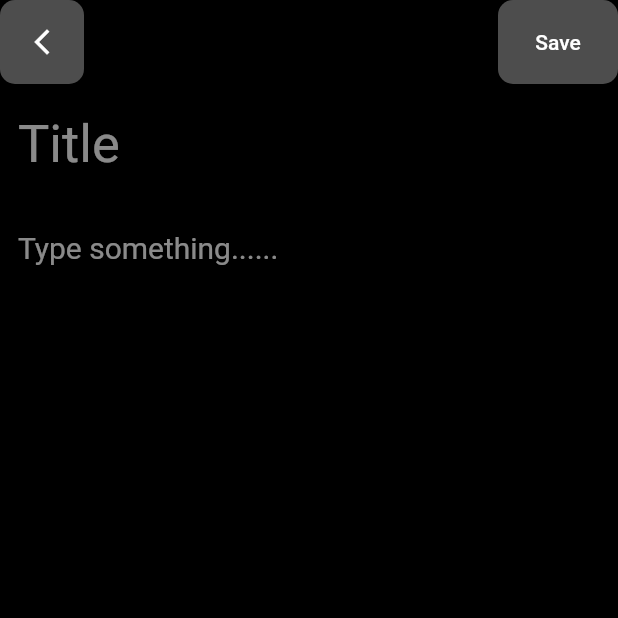
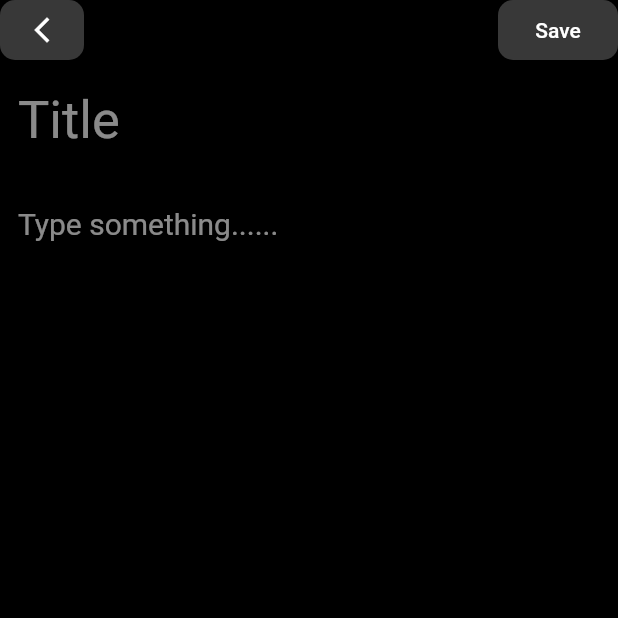
Before and after one commit to AsifNinjaWeavers/To_Do_App-With-Flutter, a Flutter app: the screen it shows after launch, after a tap on the "add" icon, on a phone screen of 412 x 824 dp, the top half of it. Run offline on Flutter 3.47's test engine with Material 2 defaults, Android fonts, the phone set to English and light mode, and no system bars; our stand-ins replace google_fonts, hive, hive_flutter; accounts and stored records are empty.

Commit message:
first commit

```diff
--- a/to_do_app/lib/addnote.dart
+++ b/to_do_app/lib/addnote.dart
@@ -1,30 +1,55 @@
+// ignore_for_file: must_be_immutable, use_build_context_synchronously
+
 import 'package:flutter/material.dart';
+import 'package:hive/hive.dart';
+import 'package:to_do_app/note.dart';
 import 'package:to_do_app/viewnote.dart';
 
-class AddNotes extends StatelessWidget {
+class AddNotes extends StatefulWidget {
+  AddNotes({super.key});
+
+  @override
+  State<AddNotes> createState() => _AddNotesState();
+}
+
+class _AddNotesState extends State<AddNotes> {
   TextEditingController titleController = TextEditingController();
-  AddNotes({super.key});
+
+  TextEditingController noteController = TextEditingController();
+  Box<Note>? box;
+  @override
+  void initState() {
+    // TODO: implement initState
+    box = Hive.box<Note>('box');
+    super.initState();
+  }
 
   @override
   Widget build(BuildContext context) {
     return Scaffold(
       // color: Colors.black,
-      appBar: AppBar(
+      appBar: PreferredSize(
+        preferredSize: Size.fromHeight(40),
+        child: AppBar(
             automaticallyImplyLeading: false,
             backgroundColor: Colors.black,
-          leading: Container(
+            leading: PreferredSize(
+              preferredSize: Size.fromRadius(1),
+              child: Container(
+                width: 20,
                 decoration: BoxDecoration(
                   borderRadius: BorderRadius.circular(10),
-              color: Colors.white30,
+                  color: Color(0xff13b3b3b),
                 ),
                 child: IconButton(
                   onPressed: () {
                     Navigator.pop(context);
                   },
-              icon: Icon(
+                  icon: const Icon(
                     Icons.arrow_back_ios_new,
                   ),
                   iconSize: 20,
+                ),
               ),
             ),
             actions: [
@@ -33,34 +58,53 @@ class AddNotes extends StatelessWidget {
                 height: 30,
                 decoration: BoxDecoration(
                   borderRadius: BorderRadius.circular(10),
-                color: Colors.white30,
+                  color: Color(0xff13b3b3b),
                 ),
                 child: TextButton(
                     onPressed: () {
-                    Navigator.push(
-                      context,
-                      MaterialPageRoute(
-                          builder: (context) => ViewNote(
-                                date: 'March 27,2022',
-                                notes:
-                                    "GridView is a widget in Flutter that displays the items in a 2-D array (two-dimensional rows and columns). As the name suggests, it will be used when we want to show items in a Grid. We can select the desired item from the grid list by tapping on them GridView is a widget in Flutter that displays the items in a 2-D array (two-dimensional rows and columns). As the name suggests, it will be used when we want to show items in a Grid. We can select the desired item from the grid list by tapping on them GridView is a widget in Flutter that displays the items in a 2-D array (two-dimensional rows and columns). As the name suggests, it will be used when we want to show items in a Grid. We can select the desired item from the grid list by tapping on them GridView is a widget in Flutter that displays the items in a 2-D array (two-dimensional rows and columns). As the name suggests, it will be used when we want to show items in a Grid. We can select the desired item from the grid list by tapping on them",
-                                title:
-                                    "Tonight play pubg at 8 PM Tonight play pubg at 8 PM",
-                              )),
-                    );
+                      // Note a = Note(
+                      //   title:
+                      //       "Beautiful weather app UI concepts we wish existed",
+                      //   notetext: "asjasnja",
+                      //   // "GridView is a widget in Flutter that displays the items in a 2-D array (two-dimensional rows and columns). As the name suggests, it will be used when we want to show items in a Grid. We can select the desired item from the grid list by tapping on them GridView is a widget in Flutter that displays the items in a 2-D array (two-dimensional rows and columns). As the name suggests, it will be used when we want to show items in a Grid. We can select the desired item from the grid list by tapping on them GridView is a widget in Flutter that displays the items in a 2-D array (two-dimensional rows and columns). As the name suggests, it will be used when we want to show items in a Grid. We can select the desired item from the grid list by tapping on them GridView is a widget in Flutter that displays the items in a 2-D array (two-dimensional rows and columns). As the name suggests, it will be used when we want to show items in a Grid. We can select the desired item from the grid list by tapping on them",
+                      //   date: DateTime.now(),
+                      // );
+
+                      box?.put(
+                          '1',
+                          Note(
+                              title: 'title',
+                              notetext: 'notetext',
+                              date: DateTime.now(),
+                              id: 'id'));
+                      // print(box.get(1));
+                      Navigator.pop(context);
+                      // Navigator.push(
+                      //   context,
+                      //   MaterialPageRoute(
+                      //     builder: (context) {
+                      //       return ViewNote(
+                      //         note: Note(
+                      //             title: "title",
+                      //             notetext: "notetext",
+                      //             date: DateTime.now(),
+                      //             id: '1'),
+                      //       );
+                      //     },
+                      //   ),
+                      // );
                     },
-                  child: Text(
+                    child: const Text(
                       'Save',
                       style: TextStyle(color: Colors.white),
                     )),
               ),
             ]),
+      ),
       backgroundColor: Colors.black,
 
       body: SingleChildScrollView(
         child: Column(
-          // mainAxisAlignment: MainAxisAlignment.end,
-
           children: [
             Container(
               padding: const EdgeInsets.only(
@@ -69,13 +113,11 @@ class AddNotes extends StatelessWidget {
                 top: 20,
               ),
               child: TextFormField(
+                // initialValue: "asddf",
                 style: const TextStyle(
                   color: Colors.white,
                   fontSize: 35,
                 ),
-
-                // cursorColor: Colors.white,
-
                 controller: titleController,
                 decoration: const InputDecoration.collapsed(
                     border: InputBorder.none,
@@ -92,9 +134,10 @@ class AddNotes extends StatelessWidget {
                 top: 20,
               ),
               child: TextFormField(
+                controller: noteController,
                 keyboardType: TextInputType.multiline,
                 maxLines: null,
-                style: TextStyle(color: Colors.white, fontSize: 25),
+                style: const TextStyle(color: Colors.white, fontSize: 25),
                 decoration: const InputDecoration(
                   // fillColor: Colors.white,
                   filled: true,
--- a/to_do_app/lib/home.dart
+++ b/to_do_app/lib/home.dart
@@ -13,18 +13,22 @@ class _HomeScreenState extends State<HomeScreen> {
   @override
   Widget build(BuildContext context) {
     return Scaffold(
-      appBar: AppBar(
+      appBar: PreferredSize(
+        preferredSize: const Size.fromRadius(20),
+        child: AppBar(
           backgroundColor: Colors.black,
           title: const Text(
             'Notes',
             style: TextStyle(
-              color: Colors.white, fontSize: 30, fontWeight: FontWeight.normal),
+                color: Colors.white,
+                fontSize: 35,
+                fontWeight: FontWeight.normal),
           ),
           actions: [
             Container(
               decoration: BoxDecoration(
-              borderRadius: BorderRadius.circular(15),
-              color: Colors.white30,
+                borderRadius: BorderRadius.circular(10),
+                color: Color(0xff13b3b3b),
               ),
               child: IconButton(
                 onPressed: () {},
@@ -36,6 +40,7 @@ class _HomeScreenState extends State<HomeScreen> {
             )
           ],
         ),
+      ),
       backgroundColor: Colors.black,
       body: const ItemView(),
       floatingActionButton: FloatingActionButton(
@@ -46,7 +51,7 @@ class _HomeScreenState extends State<HomeScreen> {
               MaterialPageRoute(builder: (context) => AddNotes()),
             );
           },
-          child: Icon(Icons.add)),
+          child: const Icon(Icons.add)),
     );
   }
 }
--- a/to_do_app/lib/itemdesign.dart
+++ b/to_do_app/lib/itemdesign.dart
@@ -1,33 +1,50 @@
 import 'package:flutter/material.dart';
 import 'package:intl/intl.dart';
+import 'package:to_do_app/note.dart';
+import 'package:to_do_app/viewnote.dart';
 
 class ItemDesign extends StatelessWidget {
+  final List<Note> notes;
   final int index;
-  const ItemDesign({required this.index, super.key});
+  const ItemDesign({required this.index, required this.notes, super.key});
 
   @override
   Widget build(BuildContext context) {
-    return Container(
-      padding: EdgeInsets.all(20),
+    return GestureDetector(
+      onTap: (() => Navigator.push(
+            context,
+            MaterialPageRoute(
+              builder: (context) {
+                return ViewNote(
+                  note: notes[index],
+                );
+              },
+            ),
+          )),
+      child: Container(
+        padding: const EdgeInsets.all(20),
         decoration: BoxDecoration(
-        color: Color.fromARGB(255, 47, 155, 140),
+          color: const Color(0xffffab91),
           borderRadius: BorderRadius.circular(8),
         ),
         child: Column(
           mainAxisAlignment: MainAxisAlignment.spaceBetween,
           crossAxisAlignment: CrossAxisAlignment.end,
           children: [
-          Container(
-              child: Text(
-            "How To Make Your Personal brand stand out online",
+            Text(
+              notes[index].title,
+              // "How To Make Your Personal brand stand out online",
               style: TextStyle(fontSize: 20, fontWeight: FontWeight.bold),
-          )),
+            ),
             Text(
               DateFormat.yMMMMd().format(DateTime.now()).toString(),
               style: const TextStyle(
-                color: Colors.black, fontStyle: FontStyle.normal, fontSize: 15),
+                  color: Colors.black,
+                  fontStyle: FontStyle.normal,
+                  fontSize: 15),
             )
           ],
+        ),
       ),
     );
   }
--- a/to_do_app/lib/itemview.dart
+++ b/to_do_app/lib/itemview.dart
@@ -3,6 +3,7 @@ import 'package:flutter/material.dart';
 
 import 'package:flutter_staggered_grid_view/flutter_staggered_grid_view.dart';
 import 'package:to_do_app/itemdesign.dart';
+import 'package:to_do_app/note.dart';
 
 class ItemView extends StatelessWidget {
   const ItemView({super.key});
@@ -10,6 +11,7 @@ class ItemView extends StatelessWidget {
   @override
   Widget build(BuildContext context) {
     return GridView.custom(
+      // shrinkWrap: true,
       padding: const EdgeInsets.all(15),
       gridDelegate: SliverQuiltedGridDelegate(
         crossAxisCount: 4,
@@ -26,9 +28,57 @@ class ItemView extends StatelessWidget {
         ],
       ),
       childrenDelegate: SliverChildBuilderDelegate(
-        childCount: 20,
-        (context, index) => ItemDesign(index: index),
+        childCount: Note.notes.length,
+        (context, index) => ItemDesign(
+          index: index,
+          notes: Note.notes,
+        ),
       ),
     );
   }
 }
+
+
+
+
+
+// FutureBuilder(
+//       // future: ,
+//       builder: (BuildContext context, AsyncSnapshot<dynamic> snapshot) {
+//         if (snapshot.connectionState == ConnectionState.waiting) {
+//           return const SizedBox(
+//               height: 20, width: 20, child: CircularProgressIndicator());
+//         } else if (!snapshot.hasData) {
+//           return const Center(
+//             child: Text(
+//               'You have not added any notes',
+//               style: TextStyle(color: Colors.white54, fontSize: 20),
+//             ),
+//           );
+//         } else {
+//           return GridView.custom(
+//             shrinkWrap: true,
+//             padding: const EdgeInsets.all(15),
+//             gridDelegate: SliverQuiltedGridDelegate(
+//               crossAxisCount: 4,
+//               mainAxisSpacing: 12,
+//               crossAxisSpacing: 8,
+//               repeatPattern: QuiltedGridRepeatPattern.same,
+//               pattern: [
+//                 const QuiltedGridTile(2, 2),
+//                 const QuiltedGridTile(2, 2),
+//                 const QuiltedGridTile(2, 4),
+//                 const QuiltedGridTile(4, 2),
+//                 const QuiltedGridTile(2, 2),
+//                 const QuiltedGridTile(2, 2),
+//               ],
+//             ),
+//             childrenDelegate: SliverChildBuilderDelegate(
+//               childCount: 1,
+//               (context, index) => ItemDesign(index: index),
+//             ),
+//           );
+//         }
+//         ;
+//       },
+//     );
--- a/to_do_app/lib/main.dart
+++ b/to_do_app/lib/main.dart
@@ -1,7 +1,13 @@
 import 'package:flutter/material.dart';
 import 'package:to_do_app/home.dart';
+import 'package:hive_flutter/hive_flutter.dart';
+import 'package:to_do_app/note.dart';
 
-void main() {
+Future<void> main() async {
+  await Hive.initFlutter();
+  //
+  Hive.registerAdapter(NoteAdapter());
+  await Hive.openBox<Note>('box');
   runApp(const MyApp());
 }
 
--- /dev/null
+++ b/to_do_app/lib/note.dart
@@ -0,0 +1,28 @@
+import 'package:hive/hive.dart';
+part 'note.g.dart';
+
+@HiveType(typeId: 1)
+class Note {
+  @HiveField(0)
+  final String title;
+
+  @HiveField(1)
+  final String notetext;
+
+  @HiveField(2)
+  final DateTime date;
+  @HiveField(3)
+  final String id;
+  Note(
+      {required this.title,
+      required this.notetext,
+      required this.date,
+      required this.id});
+
+  static List<Note> notes = [
+    Note(title: "title", notetext: "note_text", date: DateTime.now(), id: '1'),
+    Note(title: "titlea", notetext: "note_text", date: DateTime.now(), id: '2'),
+    Note(
+        title: "titlevd", notetext: "note_text", date: DateTime.now(), id: '3'),
+  ];
+}
--- a/to_do_app/pubspec.yaml
+++ b/to_do_app/pubspec.yaml
@@ -38,10 +38,14 @@ dependencies:
   cupertino_icons: ^1.0.2
   flutter_staggered_grid_view: ^0.6.2
   intl: ^0.17.0
-
+  google_fonts: ^3.0.1
+  hive: ^2.2.3
+  hive_flutter: ^1.1.0
+  build_runner: ^2.2.1
 dev_dependencies:
   flutter_test:
     sdk: flutter
+  hive_generator: ^1.1.3
 
   # The "flutter_lints" package below contains a set of recommended lints to
   # encourage good coding practices. The lint set provided by the package is
```
Also changed, not shown: to_do_app/lib/color.dart (added, +9 -0 lines), to_do_app/lib/editnote.dart (added, +138 -0 lines), to_do_app/lib/viewnote.dart (+54 -46 lines), to_do_app/lib/note.g.dart (added), to_do_app/pubspec.lock, 1 other file. Lines whose indentation alone changed are shown as unchanged.
